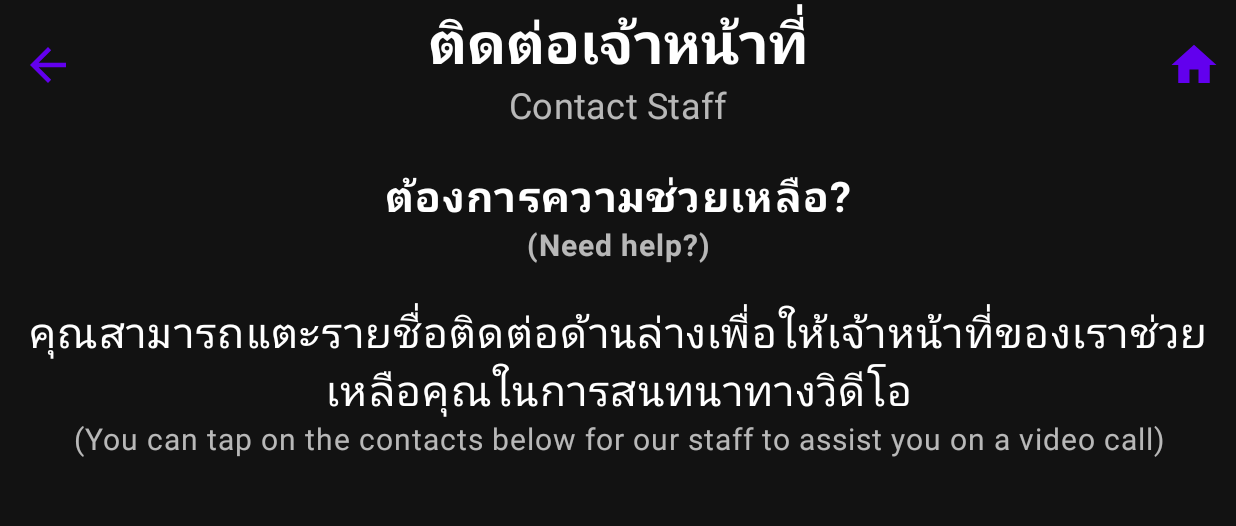
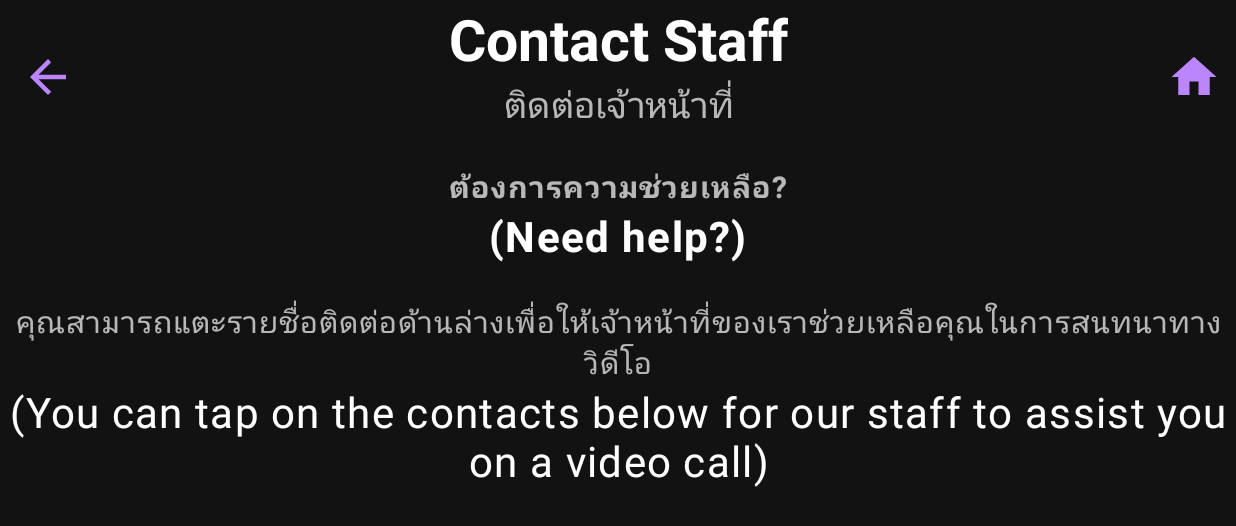
Before and after one commit to temideveloper/temi-x-tops-market, an Android app: the ContactStaffFragment screen opened through its navigation route, on a phone screen of 824 x 412 dp (held sideways). Shown: the top 526 px of the screen. Run offline under Robolectric (Android 15) with nearby library versions, the phone set to English and light mode, and no system bars; our stand-ins replace Dagger/Hilt's generated code, Room's generated code, Timber, data binding; libraries missing offline, so code that uses them is left out: androidx.hilt.lifecycle, com.google.mlkit.vision, com.robotemi.sdk; 4 statements that could not run were skipped.

Commit message:
Switch style and order of thai text and english text

```diff
--- a/app/src/main/res/layout/activity_main.xml
+++ b/app/src/main/res/layout/activity_main.xml
@@ -32,29 +32,30 @@
             app:layout_constraintTop_toTopOf="@id/textTitleTh" />
 
         <com.google.android.material.textview.MaterialTextView
+            android:id="@+id/textTitleEn"
+            style="@style/HeaderTextEn"
+            android:layout_width="wrap_content"
+            android:layout_height="wrap_content"
+            android:text="@{viewModel.titleEnglish}"
+            app:layout_constraintEnd_toEndOf="parent"
+            app:layout_constraintStart_toStartOf="parent"
+            app:layout_constraintTop_toTopOf="parent"
+            tools:text="Title Text" />
+
+        <com.google.android.material.textview.MaterialTextView
             android:id="@+id/textTitleTh"
             style="@style/HeaderTextTh"
             android:layout_width="wrap_content"
             android:layout_height="wrap_content"
             android:layout_gravity="center_horizontal|top"
+            android:layout_marginBottom="@dimen/margin_header_to_fragment_container"
             android:text="@{viewModel.titleThai}"
-            app:layout_constraintEnd_toEndOf="parent"
-            app:layout_constraintStart_toStartOf="parent"
-            app:layout_constraintTop_toTopOf="parent"
-            tools:text="ข้อความชื่อเรื่อง" />
-
-        <com.google.android.material.textview.MaterialTextView
-            android:id="@+id/textTitleEn"
-            style="@style/HeaderTextEn"
-            android:layout_width="wrap_content"
-            android:layout_height="wrap_content"
-            android:layout_marginBottom="@dimen/margin_header_to_fragment_container"
-            android:text="@{viewModel.titleEnglish}"
             app:layout_constraintBottom_toTopOf="@id/navHostFragment"
             app:layout_constraintEnd_toEndOf="parent"
             app:layout_constraintStart_toStartOf="parent"
-            app:layout_constraintTop_toBottomOf="@id/textTitleTh"
-            tools:text="Title Text" />
+            app:layout_constraintTop_toBottomOf="@id/textTitleEn"
+            tools:text="ข้อความชื่อเรื่อง" />
+
 
         <com.google.android.material.button.MaterialButton
             android:id="@+id/buttonHome"
@@ -75,7 +76,7 @@
             app:layout_constraintBottom_toBottomOf="parent"
             app:layout_constraintEnd_toEndOf="parent"
             app:layout_constraintStart_toStartOf="parent"
-            app:layout_constraintTop_toBottomOf="@id/textTitleEn"
+            app:layout_constraintTop_toBottomOf="@id/textTitleTh"
             app:navGraph="@navigation/nav_graph" />
 
     </androidx.constraintlayout.widget.ConstraintLayout>
--- a/app/src/main/res/values/dimensions.xml
+++ b/app/src/main/res/values/dimensions.xml
@@ -27,10 +27,10 @@
 
     <dimen name="text_mini_en">16sp</dimen>
     <dimen name="text_small_en">18sp</dimen>
-    <dimen name="text_normal_th">28sp</dimen>
-    <dimen name="text_normal_en">20sp</dimen>
-    <dimen name="text_large_th">38sp</dimen>
-    <dimen name="text_large_en">24sp</dimen>
+    <dimen name="text_normal_th">20sp</dimen>
+    <dimen name="text_normal_en">28sp</dimen>
+    <dimen name="text_large_th">24sp</dimen>
+    <dimen name="text_large_en">38sp</dimen>
 
     <dimen name="margin_header_to_fragment_container">8dp</dimen>
 
--- a/app/src/main/res/values/strings.xml
+++ b/app/src/main/res/values/strings.xml
@@ -1,8 +1,6 @@
 <resources>
     <string name="app_name">Temi x Tops Market</string>
 
-    <string name="label_or_en">OR</string>
-    <string name="label_or_th">หรือ</string>
     <string name="label_scan_promotion_en"><b>Scan</b> to view in mobile</string>
     <string name="label_scan_promotion_th"><b>สแกน</b>เพื่อดูในโทรศัพท์มือถือ</string>
 
--- a/app/src/main/res/values/styles.xml
+++ b/app/src/main/res/values/styles.xml
@@ -13,26 +13,24 @@
         <item name="strokeWidth">0dp</item>
     </style>
 
-    <style name="HeaderTextTh" parent="GillSansTextHeadline5">
+    <style name="HeaderTextEn" parent="GillSansTextHeadline5">
         <item name="android:textAlignment">center</item>
         <item name="android:textStyle">bold</item>
+        <item name="android:textSize">@dimen/text_large_en</item>
+    </style>
+
+    <style name="HeaderTextTh" parent="GillSansTextHeadline4">
+        <item name="android:textAlignment">center</item>
         <item name="android:textSize">@dimen/text_large_th</item>
     </style>
 
-    <style name="HeaderTextEn" parent="GillSansTextHeadline4">
-        <item name="android:textAlignment">center</item>
-        <item name="android:textSize">@dimen/text_large_en</item>
-    </style>
-
-    <style name="NormalTextTh" parent="GillSansTextBody1">
-        <item name="android:textSize">@dimen/text_normal_th</item>
-    </style>
-
-    <style name="NormalTextEn" parent="GillSansTextCaption">
+    <style name="NormalTextEn" parent="GillSansTextBody1">
         <item name="android:textSize">@dimen/text_normal_en</item>
     </style>
 
-    <style name="SettingsTitleText" parent="GillSansTextHeadline5" />
+    <style name="NormalTextTh" parent="GillSansTextCaption">
+        <item name="android:textSize">@dimen/text_normal_th</item>
+    </style>
 
     <style name="ContactStaffNameText" parent="GillSansTextHeadline2">
         <item name="android:textColor">?android:attr/textColorPrimary</item>
@@ -51,8 +49,10 @@
         <item name="android:textAlignment">center</item>
     </style>
 
+    <style name="SettingsTitleText" parent="GillSansTextHeadline5" />
+
     <style name="SettingsTextDescription" parent="GillSansTextCaption">
-        <item name="android:textSize">@dimen/text_normal_en</item>
+        <item name="android:textSize">@dimen/text_normal_th</item>
     </style>
 
     <style name="SettingsTips" parent="SettingsTextDescription">
@@ -60,7 +60,7 @@
     </style>
 
     <style name="AppButton" parent="Widget.MaterialComponents.Button">
-        <item name="android:textSize">@dimen/text_normal_th</item>
+        <item name="android:textSize">@dimen/text_normal_en</item>
         <item name="paddingStart">@dimen/app_button_padding_horizontal</item>
         <item name="paddingEnd">@dimen/app_button_padding_horizontal</item>
         <item name="android:paddingTop">@dimen/app_button_padding_vertical</item>
@@ -72,7 +72,7 @@
     </style>
 
     <style name="AdminAppButton" parent="AppButton">
-        <item name="android:textSize">@dimen/text_normal_en</item>
+        <item name="android:textSize">@dimen/text_normal_th</item>
     </style>
 
     <style name="HomeScreenButton" parent="AppButton">
@@ -83,7 +83,7 @@
     </style>
 
     <style name="OutlinedAppButton" parent="Widget.MaterialComponents.Button.OutlinedButton">
-        <item name="android:textSize">@dimen/text_normal_th</item>
+        <item name="android:textSize">@dimen/text_normal_en</item>
         <item name="paddingStart">@dimen/app_button_padding_horizontal</item>
         <item name="paddingEnd">@dimen/app_button_padding_horizontal</item>
         <item name="android:paddingTop">@dimen/app_button_padding_vertical</item>
@@ -95,11 +95,11 @@
     </style>
 
     <style name="AdminOutlinedAppButton" parent="OutlinedAppButton">
-        <item name="android:textSize">@dimen/text_normal_en</item>
+        <item name="android:textSize">@dimen/text_normal_th</item>
     </style>
 
     <style name="TextAppButton" parent="Widget.MaterialComponents.Button.TextButton">
-        <item name="android:textSize">@dimen/text_normal_th</item>
+        <item name="android:textSize">@dimen/text_normal_en</item>
         <item name="paddingStart">@dimen/app_button_padding_horizontal</item>
         <item name="paddingEnd">@dimen/app_button_padding_horizontal</item>
         <item name="android:paddingTop">@dimen/app_button_padding_vertical</item>
@@ -111,7 +111,7 @@
 
     <style name="SettingsSelectButton" parent="TextAppButton">
         <item name="android:gravity">start|center_vertical</item>
-        <item name="android:textSize">@dimen/text_normal_en</item>
+        <item name="android:textSize">@dimen/text_normal_th</item>
         <item name="iconSize">@dimen/settings_button_icon_size</item>
         <item name="iconPadding">@dimen/settings_button_icon_padding</item>
     </style>
```
Also changed, not shown: app/src/main/res/layout/fragment_promotion.xml (+26 -50 lines).
